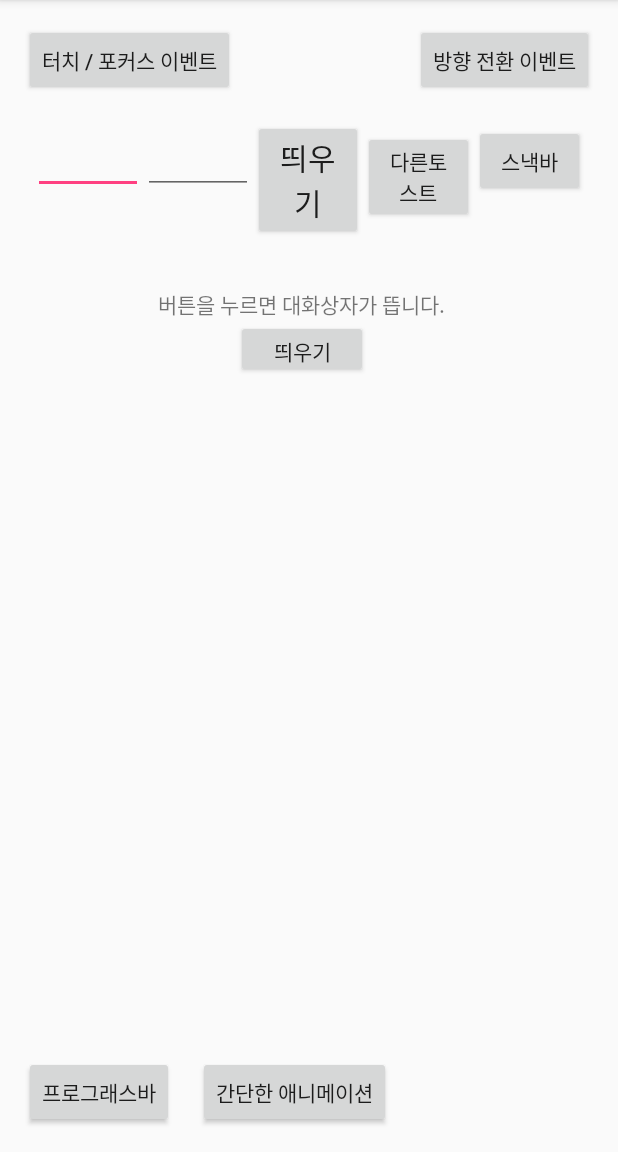
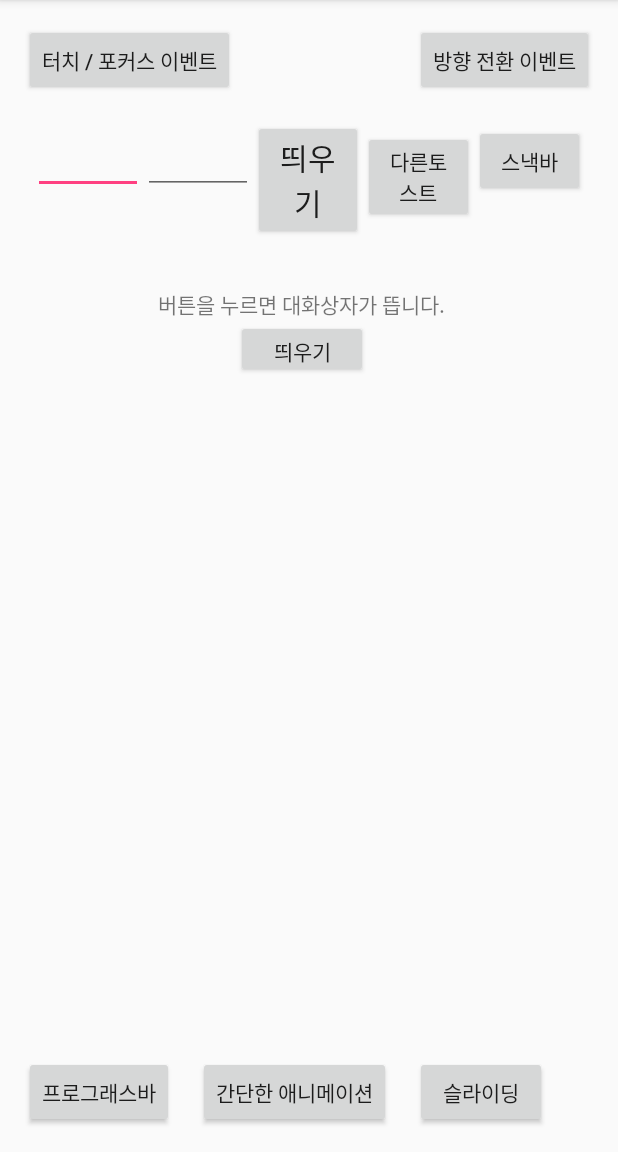
Before and after one commit to GentleDot/demo-android_1, an Android app: the screen it shows after launch (MainActivity), on a phone screen of 412 x 824 dp, the part 84-1236 px from its top. Run offline under Robolectric (Android 15) with nearby library versions, the phone set to English and light mode, and no system bars.

Commit message:
Android Practice - slidingView

```diff
--- a/app/src/main/AndroidManifest.xml
+++ b/app/src/main/AndroidManifest.xml
@@ -25,6 +25,8 @@
         </activity>
         <activity android:name=".SimpleAnimation">
         </activity>
+        <activity android:name=".PageSliding">
+        </activity>
     </application>
 
 </manifest>
--- a/app/src/main/java/net/gentledot/helloandroid/MainActivity.java
+++ b/app/src/main/java/net/gentledot/helloandroid/MainActivity.java
@@ -118,6 +118,15 @@ public class MainActivity extends AppCompatActivity {
                 startActivity(i);
             }
         });
+
+        Button pageSlidingBtn = (Button) findViewById(R.id.slidingBtn);
+        pageSlidingBtn.setOnClickListener(new View.OnClickListener() {
+            @Override
+            public void onClick(View v) {
+                Intent i = new Intent(getApplicationContext(), PageSliding.class);
+                startActivity(i);
+            }
+        });
     }
 
     private void showMessage() {
--- a/app/src/main/res/layout/activity_main.xml
+++ b/app/src/main/res/layout/activity_main.xml
@@ -74,4 +74,13 @@
             android:layout_marginBottom="16dp"
             android:layout_marginStart="16dp"
             app:layout_constraintLeft_toRightOf="@+id/progressBtn" android:layout_marginLeft="16dp"/>
+    <Button
+            android:text="슬라이딩"
+            android:layout_width="wrap_content"
+            android:layout_height="wrap_content"
+            android:id="@+id/slidingBtn"
+            app:layout_constraintBottom_toBottomOf="parent"
+            android:layout_marginBottom="16dp" app:layout_constraintTop_toTopOf="@+id/simpleAniBtn"
+            android:layout_marginStart="16dp" app:layout_constraintLeft_toRightOf="@+id/simpleAniBtn"
+            android:layout_marginLeft="16dp"/>
 </android.support.constraint.ConstraintLayout>
```
Also changed, not shown: app/src/main/java/net/gentledot/helloandroid/PageSliding.java (added, +71 -0 lines), app/src/main/res/anim/translate_left.xml (added, +7 -0 lines), app/src/main/res/anim/translate_right.xml (added, +7 -0 lines), app/src/main/res/layout/activity_page_sliding.xml (added, +30 -0 lines).
